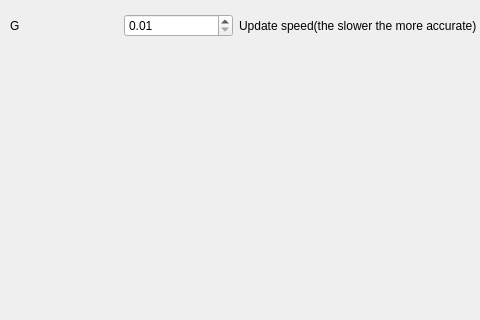
xiaoyu2006/HowNewtonWorks, file visualizationdlg.ui: the form before one commit; both pictures show x 0 to 480 and y 0 to 320 of the 600 by 600 pixel window.
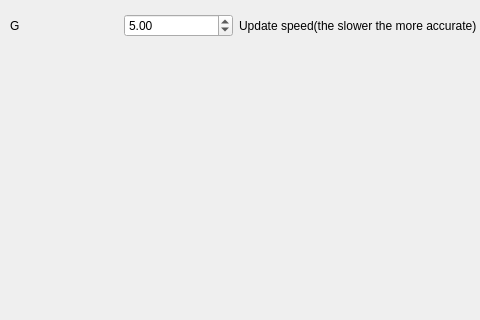
The form after the commit.

Commit message: Built OpenGL Widget to visualize.

The edit to the form file:
```diff
--- a/visualizationdlg.ui
+++ b/visualizationdlg.ui
@@ -38,6 +38,9 @@
       <property name="singleStep">
        <double>0.010000000000000</double>
       </property>
+      <property name="value">
+       <double>5.000000000000000</double>
+      </property>
      </widget>
     </item>
     <item>
```
The commit also changes 2 other files.
